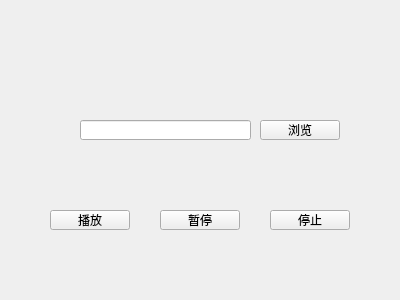
The window that widget.ui (SundaySSSSS/AudioPlayer) describes before a commit, drawn with Qt 5.
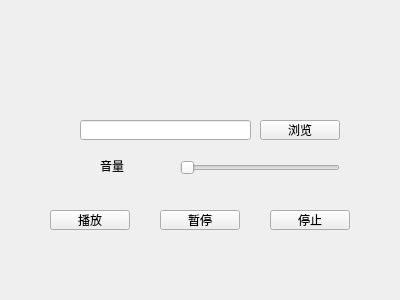
The same window after the commit.

Patch:
```diff
--- a/widget.ui
+++ b/widget.ui
@@ -75,6 +75,32 @@
     </rect>
    </property>
   </widget>
+  <widget class="QSlider" name="horizontalSlider_Volume">
+   <property name="geometry">
+    <rect>
+     <x>180</x>
+     <y>160</y>
+     <width>160</width>
+     <height>16</height>
+    </rect>
+   </property>
+   <property name="orientation">
+    <enum>Qt::Horizontal</enum>
+   </property>
+  </widget>
+  <widget class="QLabel" name="label">
+   <property name="geometry">
+    <rect>
+     <x>100</x>
+     <y>160</y>
+     <width>54</width>
+     <height>12</height>
+    </rect>
+   </property>
+   <property name="text">
+    <string>音量</string>
+   </property>
+  </widget>
  </widget>
  <layoutdefault spacing="6" margin="11"/>
  <resources/>
```
